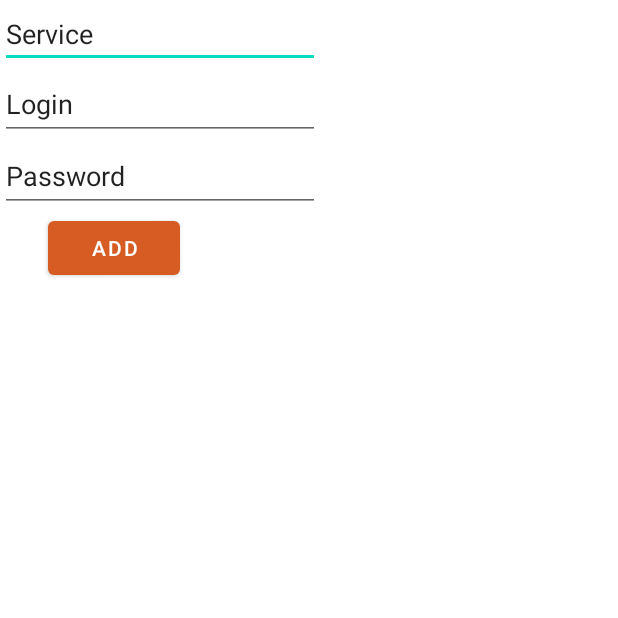
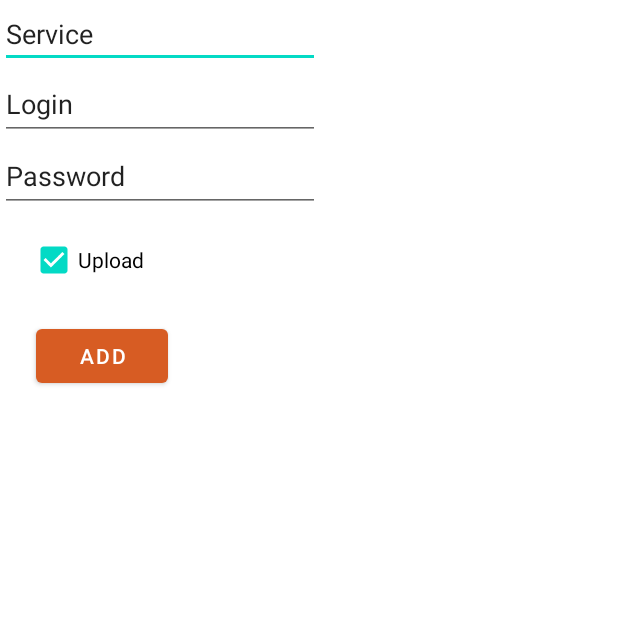
Before and after one commit to victor0198/PrivacyManager-android, an Android app: the AddCredentialsUI screen opened directly, with no data from a screen before it, after a tap on "ADD", on a phone screen of 412 x 824 dp, the top half of it. Run offline under Robolectric (Android 15) with nearby library versions, the phone set to English and light mode, and no system bars; our stand-ins replace Volley; network calls fail.

Commit message:
uploading credentials on server db

```diff
--- a/app/src/main/java/privacymanager/android/UI/credentials/AddCredentialsUI.java
+++ b/app/src/main/java/privacymanager/android/UI/credentials/AddCredentialsUI.java
@@ -1,24 +1,57 @@
 package privacymanager.android.UI.credentials;
 
+import static java.nio.charset.StandardCharsets.UTF_8;
+
+import android.content.Context;
+import android.content.Intent;
 import android.os.Bundle;
 import android.util.Log;
+import android.widget.CheckBox;
 import android.widget.EditText;
 import android.widget.Toast;
 
 import androidx.appcompat.app.AppCompatActivity;
+
+import com.android.volley.AuthFailureError;
+import com.android.volley.Request;
+import com.android.volley.RequestQueue;
+import com.android.volley.toolbox.JsonObjectRequest;
+import com.android.volley.toolbox.Volley;
+
+import org.json.JSONException;
+import org.json.JSONObject;
+
+import java.util.HashMap;
+import java.util.Map;
+
 import privacymanager.android.R;
+import privacymanager.android.UI.login.LoginUI;
 import privacymanager.android.models.CredentialModel;
+import privacymanager.android.utils.account.SharedPreferencesEditor;
 import privacymanager.android.utils.database.DataBaseHelper;
 
 public class AddCredentialsUI extends AppCompatActivity {
-    public EditText serviceET;
-    public EditText loginET;
-    public EditText passwordET;
+    private final String USER_ID_PARAM = "userId";
+    private final String CREDENTIAL_ID_PARAM = "credentialId";
+    private final String SERVICE_PARAM = "service";
+    private final String LOGIN_PARAM = "login";
+    private final String PASSWORD_PARAM = "password";
+    private EditText serviceET;
+    private EditText loginET;
+    private EditText passwordET;
+    private CheckBox checkUpload;
+    private Context ctx;
+    private Intent intent;
 
     @Override
     protected void onCreate(Bundle savedInstanceState) {
         super.onCreate(savedInstanceState);
-        setContentView(R.layout.tmp_credentials_add_activity);
+        setContentView(R.layout.activity_credentials_add);
+        ctx = getApplicationContext();
+        intent = getIntent();
+
+        checkUpload = findViewById(R.id.cCheckUpload);
+        checkUpload.setChecked(true);
 
         serviceET = findViewById(R.id.cService);
         loginET = findViewById(R.id.cLogin);
@@ -32,16 +65,18 @@ public class AddCredentialsUI extends AppCompatActivity {
             String service = serviceET.getText().toString();
             String login = loginET.getText().toString();
             String password = passwordET.getText().toString();
+
+            // save credential on local DB
             if (service.equals("")){
-                Toast.makeText(getApplicationContext(), "Input service name", Toast.LENGTH_LONG).show();
+                Toast.makeText(ctx, "Input service name", Toast.LENGTH_LONG).show();
                 return;
             }
             if (login.equals("")){
-                Toast.makeText(getApplicationContext(), "Input login name", Toast.LENGTH_LONG).show();
+                Toast.makeText(ctx, "Input login name", Toast.LENGTH_LONG).show();
                 return;
             }
             if (password.equals("")){
-                Toast.makeText(getApplicationContext(), "Input password name", Toast.LENGTH_LONG).show();
+                Toast.makeText(ctx, "Input password name", Toast.LENGTH_LONG).show();
                 return;
             }
             CredentialModel newCredential = new CredentialModel(
@@ -52,13 +87,65 @@ public class AddCredentialsUI extends AppCompatActivity {
 
             DataBaseHelper dataBaseHelper = new DataBaseHelper(AddCredentialsUI.this);
 
-            boolean additionResult = dataBaseHelper.addCredential(getApplicationContext(), newCredential);
+            boolean additionResult = dataBaseHelper.addCredential(ctx, newCredential);
 
             if (additionResult) {
-                Toast.makeText(getApplicationContext(), "Credential added.", Toast.LENGTH_LONG).show();
+                Toast.makeText(ctx, "Credential added.", Toast.LENGTH_LONG).show();
                 Log.d(AddCredentialsUI.class.toString(), " :: createListeners() :: cAdd Click :: New credential added to database.");
             }else{
                 Log.d(AddCredentialsUI.class.toString(), " :: createListeners() :: cAdd Click :: Could not add credential to DB.");
+                return;
+            }
+
+            // upload credential on server
+            if (additionResult && checkUpload.isChecked()) {
+                Integer credentialsId = dataBaseHelper.getCredentialsId(service, login, password);
+                if (credentialsId == 0){
+                    Log.d(AddCredentialsUI.class.toString(), " :: createListeners() :: cAdd Click :: Could not find credentials in DB.");
+                    return;
+                }
+
+                String url = "http://10.0.2.2:8080/api/new_credential";
+
+                JSONObject bodyParameters = new JSONObject();
+                try {
+                    bodyParameters.put(USER_ID_PARAM, SharedPreferencesEditor.getFromSharedPreferences(ctx, "id"));
+                    bodyParameters.put(CREDENTIAL_ID_PARAM, credentialsId);
+                    bodyParameters.put(SERVICE_PARAM, service);
+                    bodyParameters.put(LOGIN_PARAM, login);
+                    bodyParameters.put(PASSWORD_PARAM, password);
+                } catch (JSONException e) {
+                    e.printStackTrace();
+                }
+
+                JsonObjectRequest jsonObjectRequest = new JsonObjectRequest(Request.Method.POST, url, bodyParameters,
+                        response -> {
+                            Log.d(LoginUI.class.toString(), "Auth online: :: was not able to get id ");
+                            setResult(RESULT_OK, this.intent);
+                            finish();
+                        },
+                        error -> {
+                            Toast.makeText(ctx,
+                                    "Could not upload to server.",
+                                    Toast.LENGTH_LONG)
+                                    .show();
+                        }
+                ){
+                    @Override
+                    public Map<String, String> getHeaders() throws AuthFailureError {
+                        Map<String, String> headerMap = new HashMap<String, String>();
+                        headerMap.put("Content-Type", "application/json");
+                        String JWT_SP = "eyJhbGciOiJIUzUxMiJ9.eyJzdWIiOiJ2aWN0aG9yIiwiaWF0IjoxNjM1NzA3NDE2LCJleHAiOjE2MzU3OTM4MTZ9.NXMBXoNR-h8ZGbqZkz8hKDNbLF5tVqnmX3_J02J5nNFwOM7PlVCoTLWtSyOuLBfMBdpZckMo2avv3hN5gpEUog";
+                        String authorisationValue = "Bearer " + JWT_SP;
+                        Log.d(LoginUI.class.toString(), "Auth value: " + authorisationValue);
+                        headerMap.put("Authorization", authorisationValue);
+                        return headerMap;
+                    }
+                };
+
+                RequestQueue requestQueue = Volley.newRequestQueue(ctx);
+                requestQueue.add(jsonObjectRequest);
+
             }
         });
     }
--- a/app/src/main/java/privacymanager/android/utils/database/DataBaseHelper.java
+++ b/app/src/main/java/privacymanager/android/utils/database/DataBaseHelper.java
@@ -70,4 +70,26 @@ public class DataBaseHelper extends SQLiteOpenHelper {
 
         return insert != -1;
     }
+
+    public Integer getCredentialsId(String service, String login, String password){
+        // check database for already existing credentials
+        SQLiteDatabase dbRead = this.getReadableDatabase();
+        List<CredentialModel> credentialsList = new ArrayList<>();
+        String getCredentialsQuery = "SELECT * FROM " + CREDENTIALS_TABLE +
+                " WHERE " + COLUMN_CREDENTIAL_SERVICE + " LIKE \"" + service + "\"" +
+                " AND " + COLUMN_CREDENTIAL_LOGIN + " LIKE \"" + login + "\"" +
+                " AND " + COLUMN_CREDENTIAL_PASSWORD + " LIKE \"" +  password + "\"";
+        Cursor cursor = dbRead.rawQuery(getCredentialsQuery, null);
+
+        Integer credentialsId = 0;
+        if (cursor.getCount() > 0){
+            cursor.moveToFirst();
+            credentialsId = cursor.getInt(0);
+        }
+
+        cursor.close();
+        dbRead.close();
+
+        return credentialsId;
+    }
 }
--- a/app/src/main/res/layout/tmp_credentials_add_activity.xml
+++ b/app/src/main/res/layout/activity_credentials_add.xml
@@ -41,8 +41,19 @@
         android:id="@+id/cAdd"
         android:layout_width="wrap_content"
         android:layout_height="wrap_content"
-        android:layout_marginStart="32dp"
+        android:layout_marginStart="24dp"
+        android:layout_marginTop="72dp"
         android:text="Add"
         app:layout_constraintStart_toStartOf="parent"
         app:layout_constraintTop_toBottomOf="@+id/cPassword" />
+
+    <CheckBox
+        android:id="@+id/cCheckUpload"
+        android:layout_width="wrap_content"
+        android:layout_height="wrap_content"
+        android:layout_marginStart="20dp"
+        android:layout_marginTop="8dp"
+        android:text="Upload"
+        app:layout_constraintStart_toStartOf="parent"
+        app:layout_constraintTop_toBottomOf="@+id/cPassword" />
 </androidx.constraintlayout.widget.ConstraintLayout>
```
Also changed, not shown: app/src/main/java/privacymanager/android/UI/credentials/CredentialsUI.java (+23 -1 lines), app/src/main/java/privacymanager/android/UI/login/LoginUI.java (+8 -5 lines), app/src/main/java/privacymanager/android/UI/menu/MainActivity.java (+4 -4 lines), app/src/main/res/layout/activity_credentials.xml (+11 -0 lines), 1 other file.
